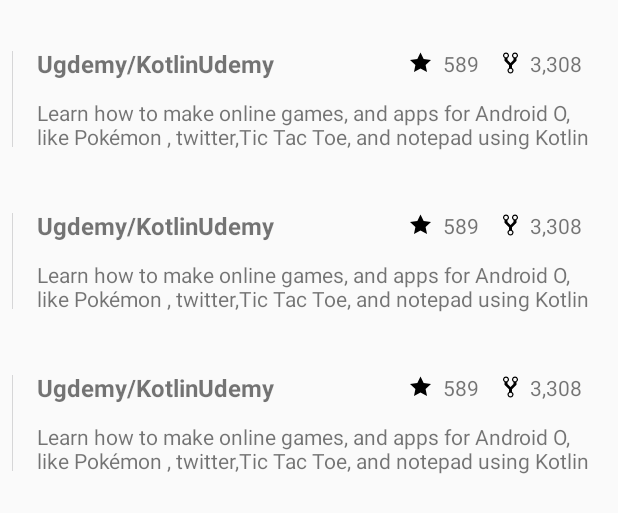
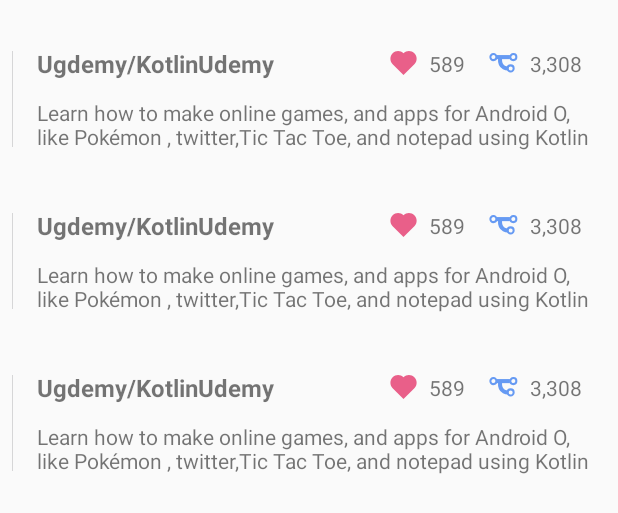
Before and after one commit to GabriellCosta/github-repo-view, an Android app: the layout activity_repo.xml on its own in the app's theme, with its tools: preview values and no code run, on a phone screen of 412 x 824 dp. Shown: the top 513 px of the screen. Run offline under Robolectric (Android 15) with nearby library versions, the phone set to English and light mode, and no system bars.

Commit message:
Update drawables

```diff
--- /dev/null
+++ b/feature/repo/src/main/res/drawable/ic_author_repository.xml
@@ -0,0 +1,25 @@
+<vector xmlns:android="http://schemas.android.com/apk/res/android"
+    android:width="17dp"
+    android:height="18dp"
+    android:viewportWidth="17"
+    android:viewportHeight="18">
+  <path
+      android:pathData="M-1,-1h20v20h-20z"
+      android:strokeWidth="1"
+      android:fillColor="#FFFFFF"
+      android:fillAlpha="0"
+      android:fillType="nonZero"
+      android:strokeColor="#00000000"/>
+  <path
+      android:pathData="M15.741,17.0462L1.259,17.0462C0.9103,17.0462 0.6436,16.7795 0.6436,16.4308C0.6436,12.0821 3.4333,9.6821 8.5,9.6821C13.5667,9.6821 16.3564,12.0821 16.3564,16.4308C16.3564,16.7795 16.0897,17.0462 15.741,17.0462Z"
+      android:strokeWidth="1"
+      android:fillColor="#6CCBDF"
+      android:fillType="nonZero"
+      android:strokeColor="#00000000"/>
+  <path
+      android:pathData="M8.5,8.7795C6.2436,8.7795 4.4179,6.7897 4.4179,4.3487C4.4179,1.9692 6.1821,0.1846 8.5,0.1846C10.8179,0.1846 12.5821,1.9692 12.5821,4.3487C12.5821,6.7897 10.7564,8.7795 8.5,8.7795Z"
+      android:strokeWidth="1"
+      android:fillColor="#6CCBDF"
+      android:fillType="nonZero"
+      android:strokeColor="#00000000"/>
+</vector>
--- /dev/null
+++ b/feature/repo/src/main/res/drawable/ic_favorite.xml
@@ -0,0 +1,19 @@
+<vector xmlns:android="http://schemas.android.com/apk/res/android"
+    android:width="18dp"
+    android:height="16dp"
+    android:viewportWidth="18"
+    android:viewportHeight="16">
+  <path
+      android:pathData="M-1,-2h20v20h-20z"
+      android:strokeWidth="1"
+      android:fillColor="#FFFFFF"
+      android:fillAlpha="0"
+      android:fillType="nonZero"
+      android:strokeColor="#00000000"/>
+  <path
+      android:pathData="M16.2333,8.7667L9,16L1.7667,8.7667C-0.2333,6.7667 -0.2333,3.5333 1.7667,1.5333C3.7667,-0.4667 7,-0.4667 9,1.5333C11,-0.4667 14.2333,-0.4667 16.2333,1.5333C18.2667,3.5 18.2667,6.7333 16.2333,8.7667Z"
+      android:strokeWidth="1"
+      android:fillColor="#E95F89"
+      android:fillType="nonZero"
+      android:strokeColor="#00000000"/>
+</vector>
--- /dev/null
+++ b/feature/repo/src/main/res/drawable/ic_fork.xml
@@ -0,0 +1,46 @@
+<vector xmlns:android="http://schemas.android.com/apk/res/android"
+    android:width="19dp"
+    android:height="13dp"
+    android:viewportWidth="19"
+    android:viewportHeight="13">
+  <path
+      android:pathData="M-0.6631,-3.9224h20v20h-20z"
+      android:strokeWidth="1"
+      android:fillColor="#FFFFFF"
+      android:fillAlpha="0"
+      android:fillType="nonZero"
+      android:strokeColor="#00000000"/>
+  <path
+      android:pathData="M4.8716,2.6488C4.8716,3.7466 3.9818,4.6365 2.884,4.6365C1.7863,4.6365 0.8964,3.7466 0.8964,2.6488C0.8964,1.5511 1.7863,0.6612 2.884,0.6612C3.9818,0.6612 4.8716,1.5511 4.8716,2.6488Z"
+      android:strokeWidth="1.32507218"
+      android:fillColor="#00000000"
+      android:strokeColor="#669AF3"
+      android:fillType="evenOdd"
+      android:strokeLineCap="round"/>
+  <path
+      android:pathData="M17.9331,2.6488C17.9331,3.7466 17.0432,4.6365 15.9455,4.6365C14.8477,4.6365 13.9579,3.7466 13.9579,2.6488C13.9579,1.5511 14.8477,0.6612 15.9455,0.6612C17.0432,0.6612 17.9331,1.5511 17.9331,2.6488Z"
+      android:strokeWidth="1.32507218"
+      android:fillColor="#00000000"
+      android:strokeColor="#669AF3"
+      android:fillType="evenOdd"
+      android:strokeLineCap="round"/>
+  <path
+      android:pathData="M16.1587,10.0338C16.1587,11.1315 15.2688,12.0214 14.1711,12.0214C13.0734,12.0214 12.1835,11.1315 12.1835,10.0338C12.1835,8.936 13.0734,8.0462 14.1711,8.0462C15.2688,8.0462 16.1587,8.936 16.1587,10.0338Z"
+      android:strokeWidth="1.32507218"
+      android:fillColor="#00000000"
+      android:strokeColor="#669AF3"
+      android:fillType="evenOdd"
+      android:strokeLineCap="round"/>
+  <path
+      android:pathData="M5.0257,2.6657L13.7034,2.6657"
+      android:strokeWidth="2.65014426"
+      android:fillColor="#4E4416"
+      android:fillType="nonZero"
+      android:strokeColor="#669AF3"/>
+  <path
+      android:pathData="M7.2335,3.7059C6.6981,10.432 12.688,10.0974 12.688,10.0974"
+      android:strokeWidth="2.65014426"
+      android:fillColor="#00000000"
+      android:strokeColor="#669AF3"
+      android:fillType="evenOdd"/>
+</vector>
--- a/feature/repo/src/main/res/drawable/ic_repo_forked.xml
+++ /dev/null
@@ -1,10 +0,0 @@
-<vector xmlns:android="http://schemas.android.com/apk/res/android"
-    android:width="10dp"
-    android:height="16dp"
-    android:viewportWidth="10"
-    android:viewportHeight="16">
-  <path
-      android:fillColor="#FF000000"
-      android:pathData="M8,1a1.993,1.993 0,0 0,-1 3.72L7,6L5,8 3,6L3,4.72A1.993,1.993 0,0 0,2 1a1.993,1.993 0,0 0,-1 3.72L1,6.5l3,3v1.78A1.993,1.993 0,0 0,5 15a1.993,1.993 0,0 0,1 -3.72L6,9.5l3,-3L9,4.72A1.993,1.993 0,0 0,8 1zM2,4.2C1.34,4.2 0.8,3.65 0.8,3c0,-0.65 0.55,-1.2 1.2,-1.2 0.65,0 1.2,0.55 1.2,1.2 0,0.65 -0.55,1.2 -1.2,1.2zM5,14.2c-0.66,0 -1.2,-0.55 -1.2,-1.2 0,-0.65 0.55,-1.2 1.2,-1.2 0.65,0 1.2,0.55 1.2,1.2 0,0.65 -0.55,1.2 -1.2,1.2zM8,4.2c-0.66,0 -1.2,-0.55 -1.2,-1.2 0,-0.65 0.55,-1.2 1.2,-1.2 0.65,0 1.2,0.55 1.2,1.2 0,0.65 -0.55,1.2 -1.2,1.2z"
-      android:fillType="evenOdd"/>
-</vector>
--- a/feature/repo/src/main/res/drawable/ic_star.xml
+++ /dev/null
@@ -1,10 +0,0 @@
-<vector xmlns:android="http://schemas.android.com/apk/res/android"
-    android:width="14dp"
-    android:height="16dp"
-    android:viewportWidth="14"
-    android:viewportHeight="16">
-  <path
-      android:fillColor="#FF000000"
-      android:pathData="M14,6l-4.9,-0.64L7,1 4.9,5.36 0,6l3.6,3.26L2.67,14 7,11.67 11.33,14l-0.93,-4.74L14,6z"
-      android:fillType="evenOdd"/>
-</vector>
--- a/feature/repo/src/main/res/layout/item_list_repo.xml
+++ b/feature/repo/src/main/res/layout/item_list_repo.xml
@@ -53,7 +53,7 @@
     android:layout_height="wrap_content"
     android:layout_marginEnd="16dp"
     android:drawablePadding="8dp"
-    android:drawableStart="@drawable/ic_star"
+    android:drawableStart="@drawable/ic_favorite"
     android:gravity="center"
     app:layout_constraintBottom_toTopOf="@+id/txt_list_repo_description"
     app:layout_constraintEnd_toStartOf="@+id/txt_list_repo_fork"
@@ -66,7 +66,7 @@
     android:layout_height="wrap_content"
     android:layout_marginEnd="16dp"
     android:drawablePadding="8dp"
-    android:drawableStart="@drawable/ic_repo_forked"
+    android:drawableStart="@drawable/ic_fork"
     app:layout_constraintBottom_toTopOf="@+id/txt_list_repo_description"
     app:layout_constraintEnd_toEndOf="parent"
     app:layout_constraintTop_toTopOf="parent"
```
